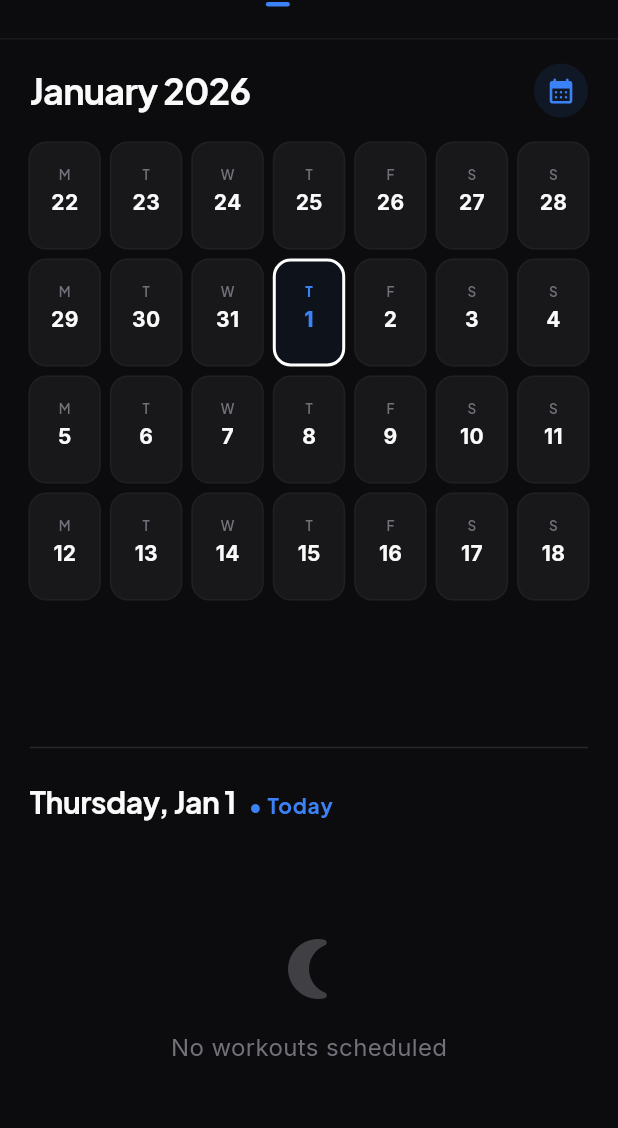
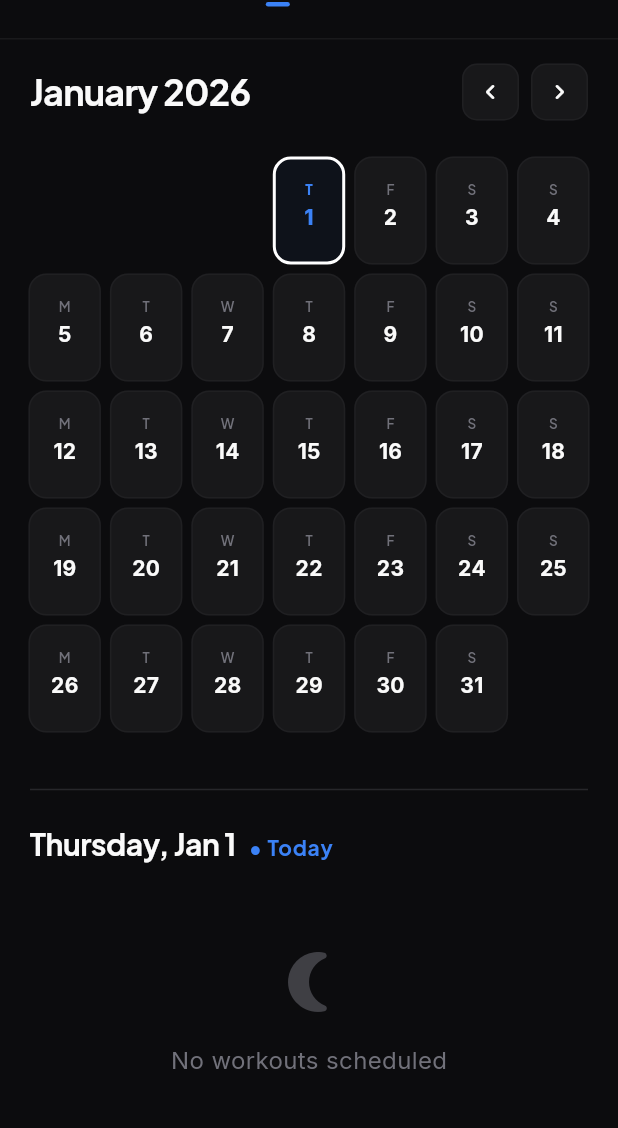
Before and after one commit to rooshimadethis/ash-trainer, a Flutter app: the HomeScreen screen opened directly, swiped to page 3, on a phone screen of 412 x 824 dp, the part 70-1198 px from its top. Run offline on Flutter 3.47's test engine with Material 3 defaults, Android fonts, the phone set to English and light mode, and no system bars; our stand-ins replace drift, flutter_dotenv, flutter_riverpod, freezed_annotation, google_fonts, google_generative_ai and 1 more; missing offline and left inert: flutter_displaymode, health; accounts and stored records are empty; generated files the repository leaves out were written again.

Commit message:
new monthly view style

```diff
--- a/lib/features/calendar/presentation/providers/calendar_provider.dart
+++ b/lib/features/calendar/presentation/providers/calendar_provider.dart
@@ -56,13 +56,20 @@ final weeklyWorkoutsProvider = StreamProvider<List<Workout>>((ref) {
   );
 });
 
-/// Provider for the monthly/4-week overview
+/// Provider for the month being viewed in Monthly View
+final monthlyMonthProvider = StateProvider<DateTime>((ref) {
+  final now = DateTime.now();
+  return DateTime(now.year, now.month, 1);
+});
+
+/// Provider for the monthly grid overview
 final monthlyWorkoutsProvider = StreamProvider<List<Workout>>((ref) {
-  final now = DateTime.now();
-  final today = DateTime(now.year, now.month, now.day);
-  // Last week + Current week + Next 2 weeks = 28 days
-  final start = today.subtract(Duration(days: today.weekday - 1 + 7));
-  final end = start.add(const Duration(days: 28));
+  final focusedMonth = ref.watch(monthlyMonthProvider);
+
+  // Calculate start of range: Monday of the week containing the first of the month
+  final start = focusedMonth.subtract(Duration(days: focusedMonth.weekday - 1));
+  // Standard calendars can span up to 6 weeks
+  final end = start.add(const Duration(days: 42));
 
   final workoutRepository = ref.watch(workoutRepositoryProvider);
   return workoutRepository.watchWorkoutsForDateRange(
@@ -90,13 +97,11 @@ final weeklyBlocksProvider = FutureProvider<List<TrainingBlock>>((ref) async {
   return ref.watch(blocksForRangeProvider((startOfWeek, endOfWeek)).future);
 });
 
-/// Provider for the monthly/4-week overview blocks
+/// Provider for the monthly grid overview blocks
 final monthlyBlocksProvider = FutureProvider<List<TrainingBlock>>((ref) async {
-  final now = DateTime.now();
-  final today = DateTime(now.year, now.month, now.day);
-  // Last week + Current week + Next 2 weeks = 28 days
-  final start = today.subtract(Duration(days: today.weekday - 1 + 7));
-  final end = start.add(const Duration(days: 28));
+  final focusedMonth = ref.watch(monthlyMonthProvider);
+  final start = focusedMonth.subtract(Duration(days: focusedMonth.weekday - 1));
+  final end = start.add(const Duration(days: 42));
 
   return ref.watch(blocksForRangeProvider((start, end)).future);
 });
--- a/lib/features/calendar/presentation/screens/monthly_view.dart
+++ b/lib/features/calendar/presentation/screens/monthly_view.dart
@@ -18,56 +18,97 @@ class MonthlyView extends ConsumerWidget {
   Widget build(BuildContext context, WidgetRef ref) {
     final monthlyWorkoutsAsync = ref.watch(monthlyWorkoutsProvider);
     final monthlyBlocksAsync = ref.watch(monthlyBlocksProvider);
+    final focusedMonth = ref.watch(monthlyMonthProvider);
     final selectedDate = ref.watch(selectedDateProvider);
-    final now = DateTime.now();
-    final today = DateTime(now.year, now.month, now.day);
-    final startOfRange = today.subtract(Duration(days: today.weekday - 1 + 7));
 
-    return Column(
+    // Calculate start of range: Monday of the week containing the first of the month
+    final startOfRange =
+        focusedMonth.subtract(Duration(days: focusedMonth.weekday - 1));
+
+    return SingleChildScrollView(
+      child: Column(
         children: [
           Padding(
             padding: const EdgeInsets.symmetric(horizontal: 20, vertical: 16),
             child: Row(
               mainAxisAlignment: MainAxisAlignment.spaceBetween,
               children: [
+                Row(
+                  children: [
                     Text(
-                DateFormat('MMMM yyyy').format(now),
+                      DateFormat('MMMM yyyy').format(focusedMonth),
                       style: AppTextStyles.h2,
                     ),
-              Container(
-                padding: const EdgeInsets.all(8),
-                decoration: BoxDecoration(
-                  color: Theme.of(context).primaryColor.withValues(alpha: 0.1),
-                  shape: BoxShape.circle,
+                    const SizedBox(width: 8),
+                    if (!DateUtils.isSameMonth(focusedMonth, DateTime.now()))
+                      TextButton(
+                        onPressed: () {
+                          final now = DateTime.now();
+                          ref.read(monthlyMonthProvider.notifier).state =
+                              DateTime(now.year, now.month, 1);
+                        },
+                        style: TextButton.styleFrom(
+                          padding: const EdgeInsets.symmetric(horizontal: 12),
+                          minimumSize: Size.zero,
+                          tapTargetSize: MaterialTapTargetSize.shrinkWrap,
                         ),
-                child: Icon(
-                  Icons.calendar_month_rounded,
+                        child: Text(
+                          'TODAY',
+                          style: AppTextStyles.label.copyWith(
                             color: Theme.of(context).primaryColor,
-                  size: 20,
+                            fontSize: 12,
+                            letterSpacing: 1.2,
+                          ),
                         ),
                       ),
                   ],
                 ),
+                Row(
+                  children: [
+                    _MonthNavButton(
+                      icon: Icons.chevron_left_rounded,
+                      onTap: () {
+                        ref.read(monthlyMonthProvider.notifier).update(
+                            (date) => DateTime(date.year, date.month - 1, 1));
+                      },
                     ),
-        SizedBox(
-          height: 380,
+                    const SizedBox(width: 8),
+                    _MonthNavButton(
+                      icon: Icons.chevron_right_rounded,
+                      onTap: () {
+                        ref.read(monthlyMonthProvider.notifier).update(
+                            (date) => DateTime(date.year, date.month + 1, 1));
+                      },
+                    ),
+                  ],
+                ),
+              ],
+            ),
+          ),
+          Padding(
+            padding: const EdgeInsets.symmetric(vertical: 8),
             child: monthlyWorkoutsAsync.when(
               data: (workouts) => monthlyBlocksAsync.when(
-              data: (blocks) => _build4WeekGrid(
-                  startOfRange, workouts, blocks, selectedDate, ref),
-              loading: () => const Center(child: CircularProgressIndicator()),
-              error: (err, stack) => Center(child: Text('Error: $err')),
+                data: (blocks) => _buildMonthlyGrid(startOfRange, focusedMonth,
+                    workouts, blocks, selectedDate, ref),
+                loading: () => const SizedBox(
+                    height: 200,
+                    child: Center(child: CircularProgressIndicator())),
+                error: (err, stack) => SizedBox(
+                    height: 200, child: Center(child: Text('Error: $err'))),
               ),
-            loading: () => const Center(child: CircularProgressIndicator()),
-            error: (err, stack) => Center(child: Text('Error: $err')),
+              loading: () => const SizedBox(
+                  height: 200,
+                  child: Center(child: CircularProgressIndicator())),
+              error: (err, stack) => SizedBox(
+                  height: 200, child: Center(child: Text('Error: $err'))),
             ),
           ),
           const Padding(
             padding: EdgeInsets.symmetric(horizontal: 20),
             child: Divider(height: 48),
           ),
-        Expanded(
-          child: monthlyWorkoutsAsync.when(
+          monthlyWorkoutsAsync.when(
             data: (workouts) => monthlyBlocksAsync.when(
               data: (blocks) =>
                   _buildWorkoutList(context, selectedDate, workouts, blocks),
@@ -77,18 +118,29 @@ class MonthlyView extends ConsumerWidget {
             loading: () => const Center(child: CircularProgressIndicator()),
             error: (err, stack) => Center(child: Text('Error: $err')),
           ),
+          const SizedBox(height: 32), // Bottom padding for scrollability
+        ],
       ),
-      ],
     );
   }
 
-  Widget _build4WeekGrid(DateTime startOfRange, List<Workout> workouts,
-      List<TrainingBlock> blocks, DateTime selectedDate, WidgetRef ref) {
-    return ListView.builder(
+  Widget _buildMonthlyGrid(
+      DateTime startOfRange,
+      DateTime focusedMonth,
+      List<Workout> workouts,
+      List<TrainingBlock> blocks,
+      DateTime selectedDate,
+      WidgetRef ref) {
+    // Calculate total weeks needed for this month
+    final lastDay = DateTime(focusedMonth.year, focusedMonth.month + 1, 0).day;
+    final offset = focusedMonth.weekday - 1;
+    final totalWeeks = ((offset + lastDay) / 7).ceil();
+
+    return Padding(
       padding: const EdgeInsets.symmetric(horizontal: 16),
-      physics: const NeverScrollableScrollPhysics(),
-      itemCount: 4,
-      itemBuilder: (context, weekIndex) {
+      child: Column(
+        mainAxisSize: MainAxisSize.min,
+        children: List.generate(totalWeeks, (weekIndex) {
           final weekStart = startOfRange.add(Duration(days: weekIndex * 7));
           final weekEnd = weekStart.add(const Duration(days: 6));
 
@@ -102,12 +154,14 @@ class MonthlyView extends ConsumerWidget {
 
           return _WeekRow(
             weekStart: weekStart,
+            focusedMonth: focusedMonth,
             workouts: weekWorkouts,
             blocks: blocks,
             selectedDate: selectedDate,
             ref: ref,
           );
-      },
+        }),
+      ),
     );
   }
 
@@ -207,9 +261,10 @@ class MonthlyView extends ConsumerWidget {
           ),
         ),
         const SizedBox(height: 8),
-        Expanded(
-          child: dayWorkouts.isEmpty
-              ? Center(
+        dayWorkouts.isEmpty
+            ? Padding(
+                padding: const EdgeInsets.symmetric(vertical: 48),
+                child: Center(
                   child: Column(
                     mainAxisAlignment: MainAxisAlignment.center,
                     children: [
@@ -222,13 +277,17 @@ class MonthlyView extends ConsumerWidget {
                               .copyWith(color: AppColors.textMuted)),
                     ],
                   ),
+                ),
               )
-              : ListView.separated(
+            : Padding(
                 padding: const EdgeInsets.all(20),
-                  itemCount: dayWorkouts.length,
-                  itemBuilder: (context, index) {
+                child: Column(
+                  children: List.generate(dayWorkouts.length, (index) {
                     final workout = dayWorkouts[index];
-                    return WorkoutCard(
+                    return Padding(
+                      padding: EdgeInsets.only(
+                          bottom: index == dayWorkouts.length - 1 ? 0 : 16),
+                      child: WorkoutCard(
                         workout: workout,
                         useWorkoutColor: true,
                         onTap: () {
@@ -240,10 +299,9 @@ class MonthlyView extends ConsumerWidget {
                             ),
                           );
                         },
+                      ),
                     );
-                  },
-                  separatorBuilder: (context, index) =>
-                      const SizedBox(height: 16),
+                  }),
                 ),
               ),
       ],
@@ -253,6 +311,7 @@ class MonthlyView extends ConsumerWidget {
 
 class _WeekRow extends StatelessWidget {
   final DateTime weekStart;
+  final DateTime focusedMonth;
   final List<Workout> workouts;
   final List<TrainingBlock> blocks;
   final DateTime selectedDate;
@@ -260,6 +319,7 @@ class _WeekRow extends StatelessWidget {
 
   const _WeekRow({
     required this.weekStart,
+    required this.focusedMonth,
     required this.workouts,
     required this.blocks,
     required this.selectedDate,
@@ -274,6 +334,17 @@ class _WeekRow extends StatelessWidget {
         mainAxisAlignment: MainAxisAlignment.spaceBetween,
         children: List.generate(7, (index) {
           final day = weekStart.add(Duration(days: index));
+          final isSameMonth = day.month == focusedMonth.month;
+
+          if (!isSameMonth) {
+            return const Expanded(
+              child: Padding(
+                padding: EdgeInsets.symmetric(horizontal: 3),
+                child: SizedBox(height: 72),
+              ),
+            );
+          }
+
           final dayWorkouts = workouts
               .where((w) => DateUtils.isSameDay(w.scheduledDate, day))
               .toList();
@@ -411,3 +482,35 @@ class _WeekRow extends StatelessWidget {
     );
   }
 }
+
+class _MonthNavButton extends StatelessWidget {
+  final IconData icon;
+  final VoidCallback onTap;
+
+  const _MonthNavButton({
+    required this.icon,
+    required this.onTap,
+  });
+
+  @override
+  Widget build(BuildContext context) {
+    return GestureDetector(
+      onTap: onTap,
+      child: Container(
+        padding: const EdgeInsets.all(8),
+        decoration: BoxDecoration(
+          color: AppColors.surfaceLighter.withValues(alpha: 0.5),
+          borderRadius: BorderRadius.circular(10),
+          border: Border.all(
+            color: AppColors.border.withValues(alpha: 0.5),
+          ),
+        ),
+        child: Icon(
+          icon,
+          color: AppColors.textPrimary,
+          size: 20,
+        ),
+      ),
+    );
+  }
+}
```
Lines whose indentation alone changed are shown as unchanged.
